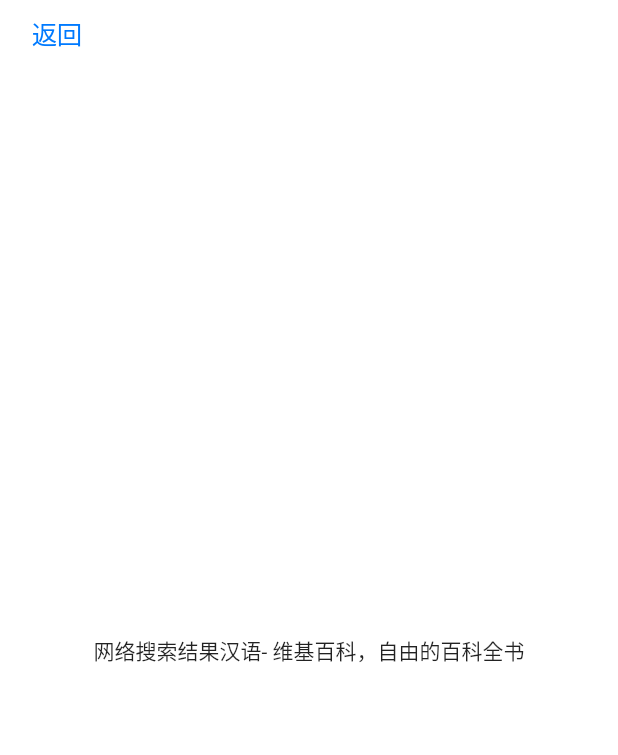
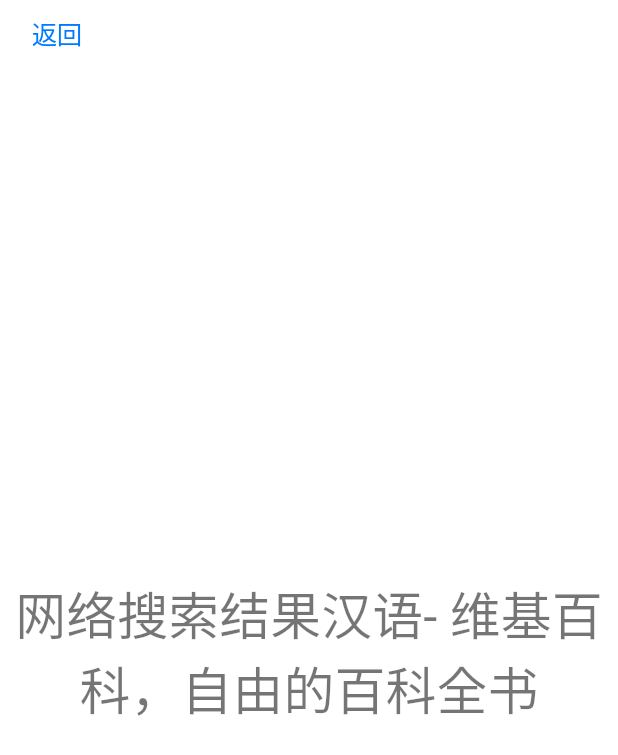
Before and after one commit to Tecode/dynamic_theme, a Flutter app: the screen it shows after launch, after a tap on "路由跳转", on a phone screen of 412 x 824 dp. Shown: the top 755 px of the screen. Run offline on Flutter 3.47's test engine with Material 2 defaults, Android fonts, the phone set to English and light mode, and no system bars.

Commit message:
组件修改

```diff
--- /dev/null
+++ b/lib/containers/Entrance.dart
@@ -0,0 +1,91 @@
+import 'dart:developer';
+
+import 'package:dynamic_theme/helpers/options.dart';
+import 'package:flutter/material.dart';
+
+import 'NewView.dart';
+
+class Entrance extends StatefulWidget {
+  final Options options;
+  final Function handleOptionsChanged;
+  Entrance({
+    this.handleOptionsChanged,
+    this.options,
+  });
+  static String routeName = '/';
+
+  @override
+  _EntranceState createState() => _EntranceState();
+}
+
+class _EntranceState extends State<Entrance> {
+  //  路由跳转
+  void _launchRouter(BuildContext context) {
+    Timeline.instantSync('Start Transition', arguments: <String, String>{
+      'from': '/',
+      'to': '/newView',
+    });
+    Navigator.pushNamed(
+      context,
+      '/newView',
+      arguments: NewView(
+        content: '网络搜索结果汉语- 维基百科，自由的百科全书',
+      ),
+    );
+  }
+
+  @override
+  Widget build(BuildContext context) {
+    return Scaffold(
+      body: SizedBox(
+        child: Center(
+          child: Builder(
+            builder: (BuildContext context) {
+              final bool isDark =
+                  Theme.of(context).brightness == Brightness.dark;
+
+              return Column(
+                mainAxisAlignment: MainAxisAlignment.center,
+                crossAxisAlignment: CrossAxisAlignment.center,
+                children: <Widget>[
+                  Text(
+                    'TEXT',
+                    style: Theme.of(context).textTheme.display1,
+                  ),
+                  Text(
+                    'Flutter: Dynamic Theming | Change Theme At Runtime',
+                    style: Theme.of(context).textTheme.subtitle,
+                  ),
+                  FlatButton(
+                    onPressed: () => _launchRouter(context),
+                    child: Text(
+                      '路由跳转',
+                      style: Theme.of(context).textTheme.body1.merge(
+                            TextStyle(
+                              color: isDark ? Colors.white : Colors.black,
+                            ),
+                          ),
+                    ),
+                  ),
+                  FlatButton(
+                    onPressed: () => widget.handleOptionsChanged(
+                      widget.options.copyWith(
+                        themeMode: isDark ? ThemeMode.light : ThemeMode.dark,
+                      ),
+                    ),
+                    child: Text(
+                      isDark ? '珍珠白' : '暗夜黑',
+                      style: TextStyle(
+                        color: isDark ? Colors.white : Colors.black,
+                      ),
+                    ),
+                  ),
+                ],
+              );
+            },
+          ),
+        ),
+      ),
+    );
+  }
+}
--- a/lib/containers/NewView.dart
+++ b/lib/containers/NewView.dart
@@ -25,7 +25,13 @@
       ),
       child: Material(
         child: SafeArea(
-          child: Center(child: Text('${param.content}')),
+          child: Center(
+            child: Text(
+              '${param.content}',
+              style: Theme.of(context).textTheme.display1,
+              textAlign: TextAlign.center,
+            ),
+          ),
         ),
       ),
     );
--- a/lib/containers/app.dart
+++ b/lib/containers/app.dart
@@ -1,6 +1,7 @@
 import 'dart:async';
 import 'dart:developer';
 
+import 'package:dynamic_theme/containers/Entrance.dart';
 import 'package:dynamic_theme/containers/NewView.dart';
 import 'package:dynamic_theme/helpers/options.dart';
 import 'package:dynamic_theme/helpers/scales.dart';
@@ -13,7 +14,7 @@
 
 class DynamicTheme extends StatefulWidget {
   const DynamicTheme();
-  static String routeName = '/';
+
   @override
   _DynamicThemeState createState() => _DynamicThemeState();
 }
@@ -38,24 +39,6 @@
     _timeDilationTimer?.cancel();
     _timeDilationTimer = null;
     super.dispose();
-  }
-
-//  路由跳转
-
-  void _launchRouter(BuildContext context) {
-//    if (demo.routeName != null) {
-    Timeline.instantSync('Start Transition', arguments: <String, String>{
-      'from': '/',
-      'to': '/newView',
-    });
-    Navigator.pushNamed(
-      context,
-      '/newView',
-      arguments: NewView(
-        content: '网络搜索结果汉语- 维基百科，自由的百科全书',
-      ),
-    );
-//    }
   }
 
 // 配置路由
@@ -112,56 +95,9 @@
       theme: lightTheme.copyWith(platform: _options.platform),
       darkTheme: darkTheme.copyWith(platform: _options.platform),
       themeMode: _options.themeMode,
-      home: Scaffold(
-        body: SizedBox(
-          child: Center(
-            child: Builder(
-              builder: (BuildContext context) {
-                final bool isDark =
-                    Theme.of(context).brightness == Brightness.dark;
-
-                return Column(
-                  mainAxisAlignment: MainAxisAlignment.center,
-                  crossAxisAlignment: CrossAxisAlignment.center,
-                  children: <Widget>[
-                    Text(
-                      'TEXT',
-                      style: Theme.of(context).textTheme.display1,
-                    ),
-                    Text(
-                      'Flutter: Dynamic Theming | Change Theme At Runtime',
-                      style: Theme.of(context).textTheme.subtitle,
-                    ),
-                    FlatButton(
-                      onPressed: () => _launchRouter(context),
-                      child: Text(
-                        '路由跳转',
-                        style: Theme.of(context).textTheme.body1.merge(
-                              TextStyle(
-                                color: isDark ? Colors.white : Colors.black,
-                              ),
-                            ),
-                      ),
-                    ),
-                    FlatButton(
-                      onPressed: () => _handleOptionsChanged(
-                        _options.copyWith(
-                          themeMode: isDark ? ThemeMode.light : ThemeMode.dark,
-                        ),
-                      ),
-                      child: Text(
-                        isDark ? '珍珠白' : '暗夜黑',
-                        style: TextStyle(
-                          color: isDark ? Colors.white : Colors.black,
-                        ),
-                      ),
-                    ),
-                  ],
-                );
-              },
-            ),
-          ),
-        ),
+      home: Entrance(
+        options: _options,
+        handleOptionsChanged: _handleOptionsChanged,
       ),
       builder: (BuildContext context, Widget child) {
         return _applyTextScaleFactor(
```
